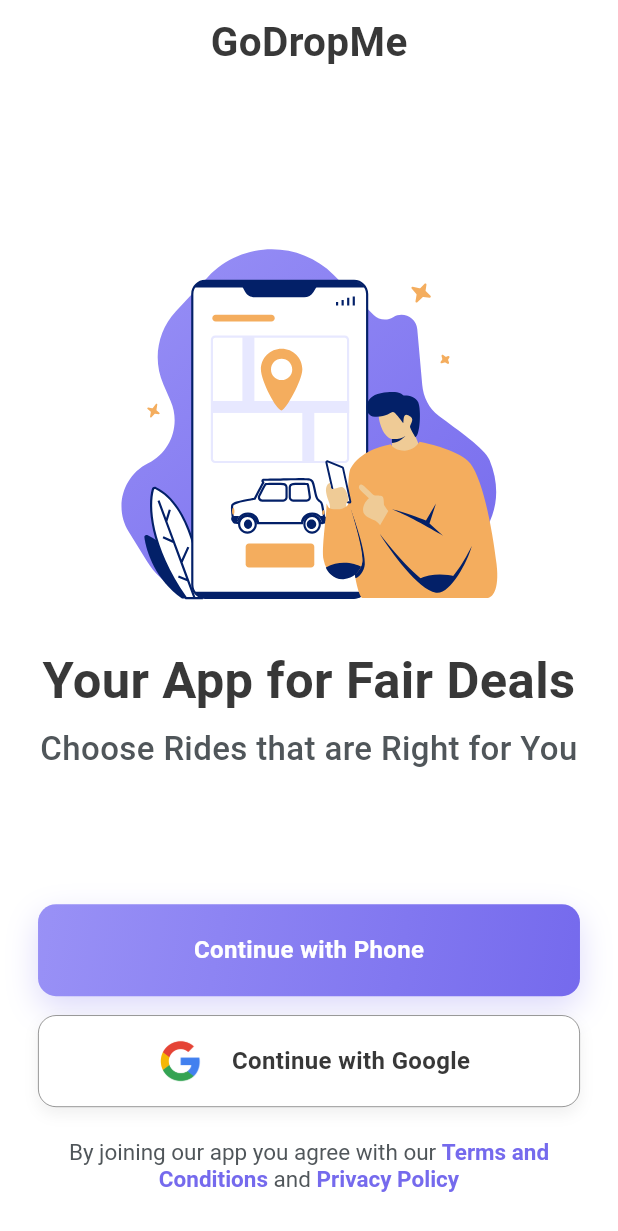
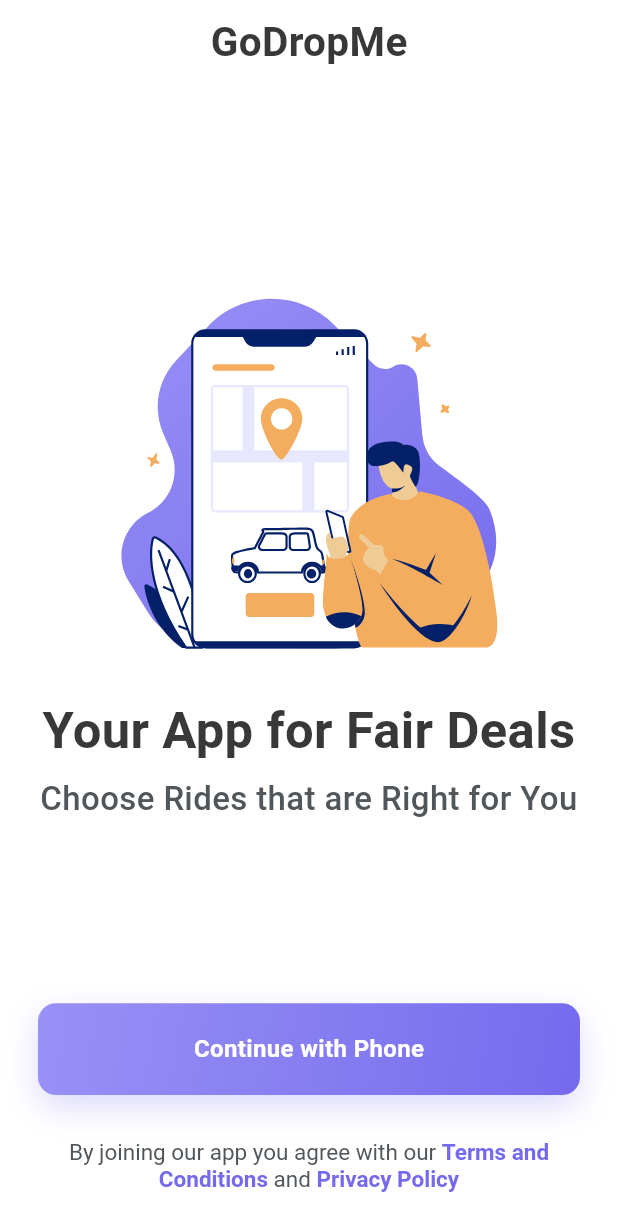
Before and after one commit to rayyankhan00776/GoDropMe, a Flutter app: the OptionScreen screen opened by its route, on a phone screen of 412 x 824 dp. Shown: the top 1231 px of the screen. Run offline on Flutter 3.47's test engine with Material 3 defaults, Android fonts, the phone set to English and light mode, and no system bars; our stand-ins replace appwrite, flutter_svg, geolocator, get, google_maps_flutter, image_picker and 2 more; accounts and stored records are empty; project files that could hold a hidden picture were left out.

Commit message:
fixed the routing issue , removed the google button and also remove the help button from the driver registration screens

```diff
--- a/lib/features/DriverSide/driverHome/pages/driver_home_screen.dart
+++ b/lib/features/DriverSide/driverHome/pages/driver_home_screen.dart
@@ -1,3 +1,5 @@
+// ignore_for_file: deprecated_member_use
+
 import 'package:flutter/material.dart';
 import 'package:godropme/theme/colors.dart';
 import 'package:godropme/features/driverSide/driverHome/pages/driver_requests_screen.dart';
--- a/lib/features/commonFeatures/DriverOrParentOption/pages/DOP_option_screen.dart
+++ b/lib/features/commonFeatures/DriverOrParentOption/pages/DOP_option_screen.dart
@@ -6,6 +6,7 @@ import 'package:godropme/features/commonFeatures/driverOrParentOption/widgets/do
 import 'package:godropme/features/commonFeatures/driverOrParentOption/widgets/dop_illustration.dart';
 import 'package:godropme/features/commonFeatures/driverOrParentOption/widgets/dop_actions.dart';
 import 'package:godropme/features/commonFeatures/driverOrParentOption/controllers/dop_controller.dart';
+import 'package:godropme/routes.dart';
 import 'package:godropme/utils/responsive.dart';
 
 class DopOptionScreen extends StatelessWidget {
@@ -18,7 +19,7 @@ class DopOptionScreen extends StatelessWidget {
         backgroundColor: Colors.transparent,
         elevation: 0,
         leading: IconButton(
-          onPressed: () => Get.back(),
+          onPressed: () => Get.toNamed(AppRoutes.otpScreen),
           icon: const Icon(Icons.arrow_back, size: 28),
         ),
       ),
--- a/lib/features/commonFeatures/registrationOption/controllers/option_controller.dart
+++ b/lib/features/commonFeatures/registrationOption/controllers/option_controller.dart
@@ -16,12 +16,6 @@ class OptionController extends GetxController {
     );
   }
 
-  /// Continue using Google sign-in.
-  void continueWithGoogle() {
-    // TODO: integrate Google Sign-In
-    debugPrint('OptionController: continueWithGoogle called');
-  }
-
   /// Open the Terms and Conditions page.
   void openTerms() {
     // TODO: navigate to terms page when implemented
--- a/lib/features/commonFeatures/registrationOption/pages/option_screen.dart
+++ b/lib/features/commonFeatures/registrationOption/pages/option_screen.dart
@@ -51,10 +51,7 @@ class OptionScreen extends StatelessWidget {
                           ),
                         ),
 
-                        OptionActions(
-                          onContinuePhone: ctrl.continueWithPhone,
-                          onContinueGoogle: ctrl.continueWithGoogle,
-                        ),
+                        OptionActions(onContinuePhone: ctrl.continueWithPhone),
 
                         SizedBox(
                           height: Responsive.scaleClamped(context, 5, 4, 12),
--- a/lib/features/commonFeatures/registrationOption/widgets/option_actions.dart
+++ b/lib/features/commonFeatures/registrationOption/widgets/option_actions.dart
@@ -1,7 +1,5 @@
 import 'package:flutter/material.dart';
-import 'package:godropme/utils/app_assets.dart';
 import 'package:godropme/common%20widgets/custom_button.dart';
-import 'package:godropme/common%20widgets/google_button.dart';
 import 'package:godropme/constants/app_strings.dart';
 import 'package:godropme/utils/responsive.dart';
 
@@ -32,18 +30,7 @@ class OptionActions extends StatelessWidget {
             height: buttonHeight,
             width: buttonWidth,
           ),
-          SizedBox(height: Responsive.scaleClamped(context, 12, 8, 18)),
-          GoogleButton(
-            text: AppStrings.continueWithGoogle,
-            onTap: onContinueGoogle,
-            height: buttonHeight,
-            width: buttonWidth,
-            leading: Image.asset(
-              AppAssets.google,
-              width: buttonHeight - 18,
-              height: buttonHeight - 18,
-            ),
-          ),
+          SizedBox(height: Responsive.scaleClamped(context, 7, 8, 18)),
         ],
       ),
     );
```
Also changed, not shown: lib/features/DriverSide/driverRegistration/pages/driver_licence_screen.dart (+0 -10 lines), lib/features/DriverSide/driverRegistration/pages/personal_info_Screen.dart (+0 -10 lines).
